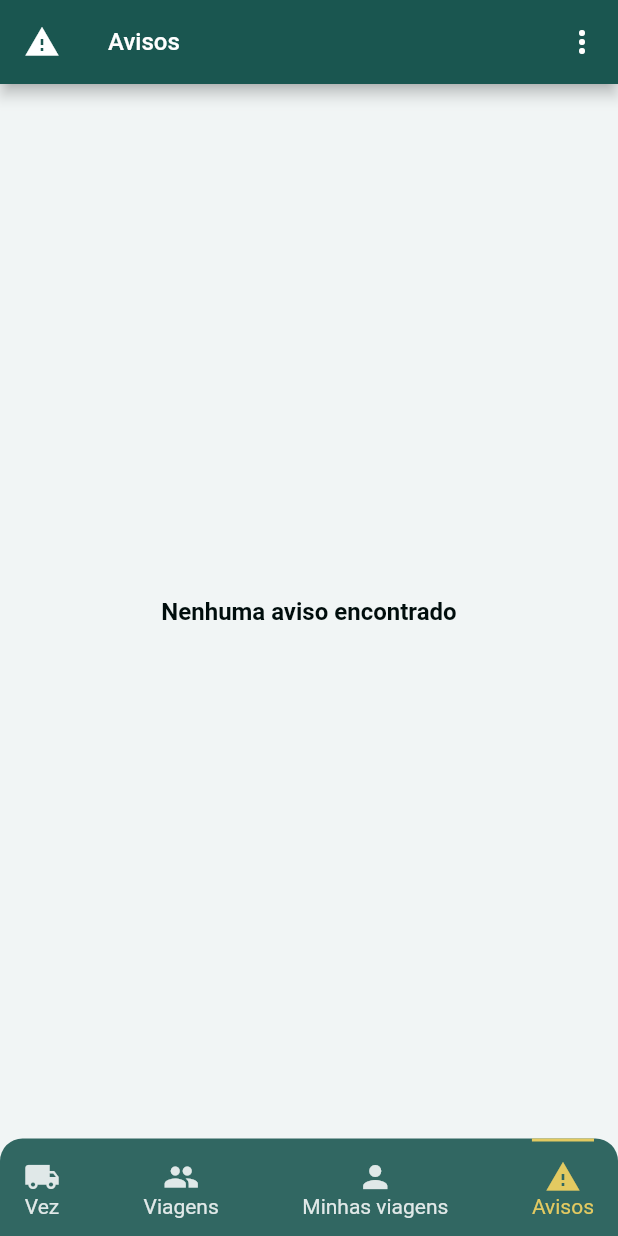
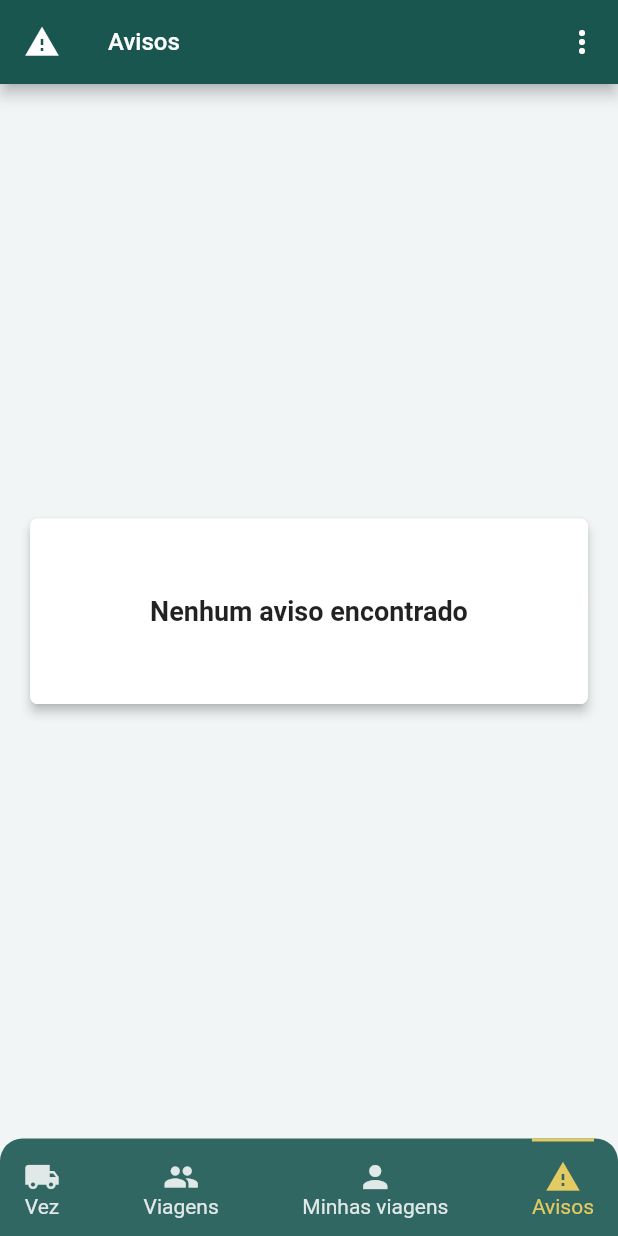
Before and after one commit to Wxze/desafio_coopertransc, a Flutter app: the HomeView screen opened by its route, item 4 of the bottom bar chosen, on a phone screen of 412 x 824 dp. Run offline on Flutter 3.47's test engine with Material 2 defaults, Android fonts, the light colour scheme and no system bars; our stand-ins replace shared_preferences; accounts and stored records are empty; network calls fail.

Commit message:
Add DefaultCardMessage to project

```diff
--- a/lib/view/my_trip_view.dart
+++ b/lib/view/my_trip_view.dart
@@ -1,5 +1,6 @@
 import 'package:desafio_coopertransc/models/trip.dart';
 import 'package:desafio_coopertransc/repository/trip_repository.dart';
+import 'package:desafio_coopertransc/widgets/defaul_card_message.dart';
 import 'package:desafio_coopertransc/widgets/list_empty_message.dart';
 import 'package:flutter/material.dart';
 import 'package:intl/intl.dart';
@@ -39,7 +40,7 @@ class _MyTripViewState extends State<MyTripView> {
                       return tripListTile(tripData[index]);
                     },
                   )
-                : const ListEmptyMessage(message: 'Nenhuma viagem encontrada');
+                : const DefaultCardMessage(message: 'Nenhuma viagem encontrada');
           }
 
           return const Center(
--- a/lib/view/trip_view.dart
+++ b/lib/view/trip_view.dart
@@ -1,5 +1,6 @@
 import 'package:desafio_coopertransc/models/trip.dart';
 import 'package:desafio_coopertransc/repository/trip_repository.dart';
+import 'package:desafio_coopertransc/widgets/defaul_card_message.dart';
 import 'package:desafio_coopertransc/widgets/list_empty_message.dart';
 import 'package:desafio_coopertransc/widgets/trip_list_card.dart';
 import 'package:flutter/material.dart';
@@ -30,7 +31,7 @@ class _TripViewState extends State<TripView> {
                     return tripListTile(turnData[index]);
                   },
                 )
-              : const ListEmptyMessage(message: 'Nenhuma viagem encontrada');
+              : const DefaultCardMessage(message: 'Nenhuma viagem encontrada');
         }
 
         return const Center(
--- a/lib/view/turn_view.dart
+++ b/lib/view/turn_view.dart
@@ -1,4 +1,5 @@
 import 'package:desafio_coopertransc/repository/turn_repository.dart';
+import 'package:desafio_coopertransc/widgets/defaul_card_message.dart';
 import 'package:desafio_coopertransc/widgets/list_empty_message.dart';
 import 'package:flutter/material.dart';
 import 'package:desafio_coopertransc/widgets/turn_list_card.dart';
@@ -35,7 +36,7 @@ class _TurnViewState extends State<TurnView> {
                     return turnListTile(turnData[index]);
                   },
                 )
-              : const ListEmptyMessage(message: 'Nenhuma vez encontrada');
+              : const DefaultCardMessage(message: 'Nenhuma vez encontrada');
         }
 
         return const Center(
--- a/lib/view/warning_view.dart
+++ b/lib/view/warning_view.dart
@@ -1,5 +1,6 @@
 import 'package:desafio_coopertransc/models/warning.dart';
 import 'package:desafio_coopertransc/repository/warning_repository.dart';
+import 'package:desafio_coopertransc/widgets/defaul_card_message.dart';
 import 'package:desafio_coopertransc/widgets/list_empty_message.dart';
 import 'package:desafio_coopertransc/widgets/warning_list_card.dart';
 import 'package:flutter/material.dart';
@@ -30,7 +31,7 @@ class _WarningViewState extends State<WarningView> {
                     return warningListTile(warningData[index]);
                   },
                 )
-              : const ListEmptyMessage(message: 'Nenhuma aviso encontrado');
+              : const DefaultCardMessage(message: 'Nenhum aviso encontrado');
         }
 
         return const Center(
--- /dev/null
+++ b/lib/widgets/defaul_card_message.dart
@@ -0,0 +1,35 @@
+import 'package:flutter/material.dart';
+
+class DefaultCardMessage extends StatelessWidget {
+  final String message;
+
+  const DefaultCardMessage({Key? key, required this.message}) : super(key: key);
+
+  @override
+  Widget build(BuildContext context) {
+    return Center(
+      child: Card(
+        shape: RoundedRectangleBorder(borderRadius: BorderRadius.circular(5)),
+        elevation: 3,
+        child: ClipPath(
+          clipper: ShapeBorderClipper(
+            shape: RoundedRectangleBorder(
+              borderRadius: BorderRadius.circular(5),
+            ),
+          ),
+          child: Container(
+            height: MediaQuery.of(context).size.height * 0.15,
+            decoration: const BoxDecoration(color: Colors.white),
+            padding: const EdgeInsets.all(16),
+            child: Center(
+              child: Text(
+                message,
+                style: const TextStyle(fontSize: 18, fontWeight: FontWeight.w600),
+              ),
+            ),
+          ),
+        ),
+      ),
+    );
+  }
+}
```
